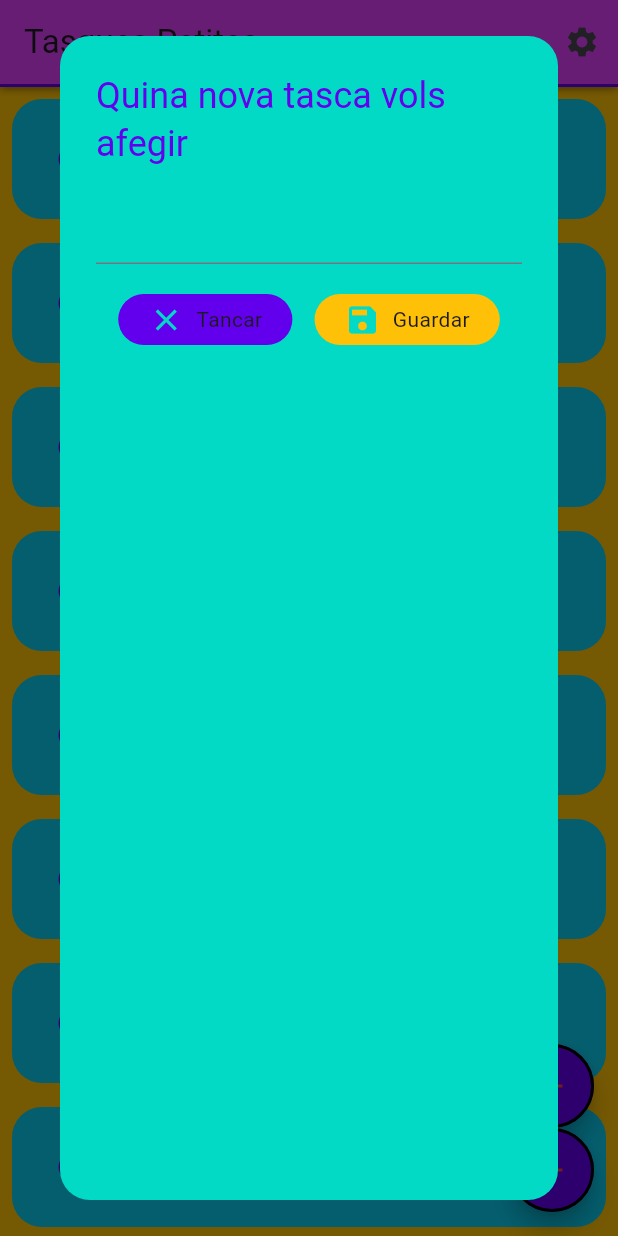
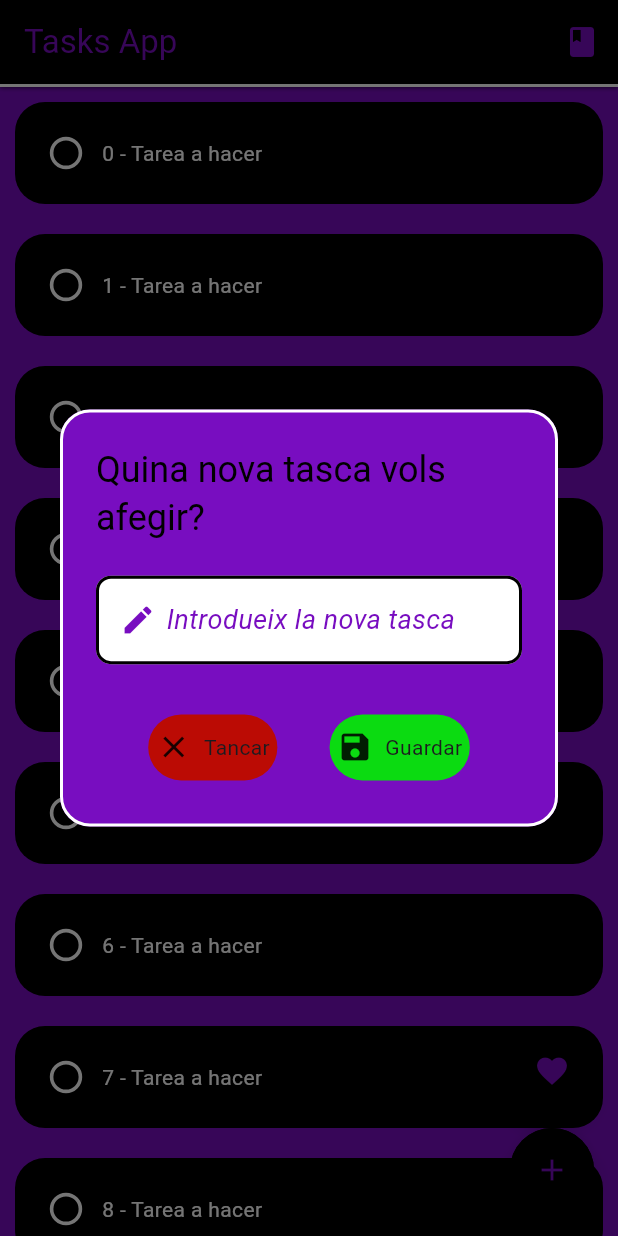
Before and after one commit to paudonoso-rgb/app_tasques, a Flutter app: the screen it shows after launch, after a tap on the "add" icon, on a phone screen of 412 x 824 dp. Run offline on Flutter 3.47's test engine with Material 3 defaults, Android fonts, the phone set to English and light mode, and no system bars; drawn by our look-alikes of flutter_slidable; our stand-ins replace hive; accounts and stored records are empty.

Commit message:
Checkpoint funcional

```diff
--- a/lib/colors_app.dart
+++ b/lib/colors_app.dart
@@ -1,10 +1,9 @@
 import 'package:flutter/material.dart';
 
 class ColorsApp {
-  static Color colorPrimari = Color(0xFF6200EE);
-  static Color colorPrimariAccentuat = Color(0xFF3700B3);
-  static Color colorSegonari = Color(0xFF03DAC6);
-  static Color colorTextPrincipal = Color(0xFF000000);
-  static Color fondo = Colors.amber;
-  static Color listaFons = Color.fromARGB(255, 10, 204, 238);
+  static Color primaryColor = Colors.black;
+  static Color secondaryColor = Colors.white;
+  static Color accentColor = const Color.fromARGB(255, 120, 13, 192);
+  static Color greenColor = const Color.fromARGB(255, 11, 219, 17);
+  static Color closeColor = const Color.fromARGB(255, 187, 11, 4);
 }
--- a/lib/components/boto_dialog.dart
+++ b/lib/components/boto_dialog.dart
@@ -1,41 +1,31 @@
-import 'package:app_tasques/colors_app.dart';
 import 'package:flutter/material.dart';
 
 class BotoDialog extends StatelessWidget {
-  final String textBoton;
-  final Color colorBoton;
-  final Icon iconBoton;
-  final Function()? accioBoton;
-
+  final String text;
+  final Color colorBoto;
+  final Icon iconBtn;
+  final Function()? accioBoto;
 
   const BotoDialog({
     super.key,
-    required this.textBoton,
-    required this.colorBoton,
-    required this.iconBoton,
-    required this.accioBoton,
-
+    required this.text,
+    required this.colorBoto,
+    required this.iconBtn,
+    this.accioBoto,
   });
 
   @override
   Widget build(BuildContext context) {
     return GestureDetector(
-      onTap: () {
-        Navigator.of(context).pop();
-      },
+      onTap: accioBoto,
       child: Container(
-        padding: EdgeInsets.symmetric(vertical: 5, horizontal: 20),
+        padding: EdgeInsets.symmetric(vertical: 10, horizontal: 5),
         decoration: BoxDecoration(
-          color: colorBoton,
-          borderRadius: BorderRadius.circular(20),
+          color: colorBoto,
+          borderRadius: BorderRadius.circular(28),
         ),
-
-
         child: Row(
-          children: [
-            Icon(iconBoton.icon, color: ColorsApp.colorSegonari,),
-             SizedBox(width: 8),
-              Text(textBoton)],
+          children: [Icon(iconBtn.icon), SizedBox(width: 8), Text(text)],
         ),
       ),
     );
--- a/lib/components/dialog_nova_tasca.dart
+++ b/lib/components/dialog_nova_tasca.dart
@@ -1,6 +1,6 @@
-
-import 'package:app_tasques/colors_app.dart';
-import 'package:app_tasques/components/boto_dialog.dart';
+import 'package:app_tasks/colors_app.dart';
+import 'package:app_tasks/components/boto_dialog.dart';
+import 'package:app_tasks/components/textfieldpersonalitzat.dart';
 import 'package:flutter/material.dart';
 
 class DialogNovaTasca extends StatelessWidget {
@@ -9,38 +9,46 @@ class DialogNovaTasca extends StatelessWidget {
   @override
   Widget build(BuildContext context) {
     return AlertDialog(
-
-      backgroundColor: ColorsApp.colorSegonari,
+      //Fondo del dialogo
+      backgroundColor: ColorsApp.accentColor,
       shape: RoundedRectangleBorder(
         borderRadius: BorderRadius.circular(20),
+        //Añadimos el side
+        side: BorderSide(color: ColorsApp.secondaryColor, width: 2),
       ),
 
-      title: Text('Quina nova tasca vols afegir', style: TextStyle(color: ColorsApp.colorPrimari),),
+      title: Text(
+        "Quina nova tasca vols afegir?",
+        style: TextStyle(color: ColorsApp.primaryColor),
+      ),
       content: Container(
+        //Añadimos el height y width para limitar el contenido
+        height: 150,
+        width: MediaQuery.of(context).size.width * 0.8,
         child: Column(
+          //Añadimos un evenly para que quede uniforme
+          mainAxisAlignment: MainAxisAlignment.spaceEvenly,
+          mainAxisSize: MainAxisSize.min,
           children: [
-            TextField(),
+            Textfieldpersonalitzat(),
             SizedBox(height: 20),
             Row(
               mainAxisAlignment: MainAxisAlignment.spaceEvenly,
               children: [
-                BotoDialog(textBoton: "Tancar",
-                colorBoton: ColorsApp.colorPrimari,
-                iconBoton: Icon(Icons.close),
-                accioBoton: () {
-                  tancarDialog(context);
-                },
+                BotoDialog(
+                  text: "Tancar",
+                  colorBoto: ColorsApp.closeColor,
+                  iconBtn: Icon(Icons.close),
+                  accioBoto: () => tancarTasca(context),
                 ),
-
-                BotoDialog(textBoton: "Guardar",
-                 colorBoton: ColorsApp.fondo,
-                  iconBoton: Icon(Icons.save),
-                  accioBoton: (){
-                    guardarTasca(context);
-                  }
+                BotoDialog(
+                  text: "Guardar",
+                  colorBoto: ColorsApp.greenColor,
+                  iconBtn: Icon(Icons.save),
+                  accioBoto: () => guardarTasca(context),
                 ),
               ],
-            )
+            ),
           ],
         ),
       ),
@@ -51,7 +59,7 @@ class DialogNovaTasca extends StatelessWidget {
     Navigator.of(context).pop();
   }
 
-  void tancarDialog(BuildContext context) {
+  void tancarTasca(BuildContext context) {
     Navigator.of(context).pop();
   }
 }
--- a/lib/components/item_tasca.dart
+++ /dev/null
@@ -1,66 +0,0 @@
-import 'package:app_tasques/colors_app.dart';
-import 'package:flutter/material.dart';
-
-class ItemTasca extends StatefulWidget {
-
-  final bool valorInicialCheckbox;
-  final String valorText;
-
-  const ItemTasca({
-    super.key,
-    this.valorInicialCheckbox = false,
-    this.valorText = "",});
-
-  @override
-  State<ItemTasca> createState() => _ItemTascaState();
-}
-
-class _ItemTascaState extends State<ItemTasca> {
-
-  late bool valorCheckbox; // variable per emmagatzemar l'estat del checkbox (late per inicialitzar després)
-
-@override
-  void initState() { // inicialitzador de l'estat del widget
-
-    super.initState();
-    valorCheckbox = widget.valorInicialCheckbox;
-  }
-  @override
-
-  Widget build(BuildContext context) {
-    return Container(
-
-      margin: EdgeInsets.all(8),
-      padding: EdgeInsets.all(16),
-
-      decoration: BoxDecoration(
-        color: ColorsApp.listaFons,
-        borderRadius: BorderRadius.circular(20),
-      ),
-      child: Row(
-        children: [
-          //checkbox
-          Checkbox(
-            side: BorderSide(
-              color: ColorsApp.colorPrimari,
-              width: 2,
-            ),
-            shape: CircleBorder(),
-            value: valorCheckbox,
-            checkColor: ColorsApp.fondo,
-            onChanged: (valor) {
-              setState(() {
-                valorCheckbox = valor ?? false;
-              });
-            },
-            ),
-            Text(widget.valorText +" - Tasca a fer",
-             style: TextStyle(
-              color: ColorsApp.colorTextPrincipal,
-              fontSize: 16,
-              fontWeight: FontWeight.bold
-             ),),
-        ],),
-    );
-  }
-}
--- /dev/null
+++ b/lib/components/item_task.dart
@@ -0,0 +1,91 @@
+import 'package:app_tasks/colors_app.dart';
+import 'package:flutter/material.dart';
+import 'package:flutter_slidable/flutter_slidable.dart';
+
+class ItemTask extends StatefulWidget {
+  final bool checked; // Nueva propiedad para el estado del checkbox
+  final String textValue;
+  const ItemTask({
+    super.key,
+    this.checked = false,
+    this.textValue =
+        "", // Valor por defecto es false con el override la pasamos
+  });
+
+  @override
+  State<ItemTask> createState() => _ItemTaskState();
+}
+
+class _ItemTaskState extends State<ItemTask> {
+  late bool
+  checkValue; // late para inicializar una variable sin valor inmediato
+
+  @override
+  void initState() {
+    super.initState();
+
+    checkValue = widget
+        .checked; // Inicializa con el valor pasado desde el stateful widget
+  }
+
+  @override
+  Widget build(BuildContext context) {
+    return Slidable(
+      endActionPane: ActionPane(
+        motion: StretchMotion(),
+        children: [
+          //Boton editar
+          SlidableAction(
+            icon: Icons.edit,
+            backgroundColor: Colors.blue,
+            borderRadius: BorderRadius.circular(10),
+            //Funcion editar
+            onPressed: (context) {},
+          ),
+          //Boton eliminar
+          SlidableAction(
+            icon: Icons.delete,
+            backgroundColor: ColorsApp.closeColor,
+            borderRadius: BorderRadius.circular(10),
+            //Funcion borrar
+            onPressed: (context) {},
+          ),
+        ],
+      ),
+
+      child: Container(
+        margin: EdgeInsets.all(10),
+        padding: EdgeInsets.all(10),
+        decoration: BoxDecoration(
+          color: ColorsApp.primaryColor,
+          borderRadius: BorderRadius.circular(20),
+        ),
+        child: Row(
+          children: [
+            Transform.scale(
+              scale: 1.2,
+              child: Checkbox(
+                side: BorderSide(color: ColorsApp.secondaryColor, width: 2),
+                shape: CircleBorder(),
+                value: checkValue,
+                //checkColor: ColorsApp.primaryColor, (cambia el color del check)
+                activeColor: ColorsApp.greenColor, //Color del circulo
+                hoverColor: ColorsApp.accentColor,
+                onChanged: (value) {
+                  setState(() {
+                    checkValue = value ?? false;
+                    //?? false por si value es null
+                  });
+                },
+              ),
+            ),
+            Text(
+              "${widget.textValue} - Tarea a hacer",
+              style: TextStyle(color: ColorsApp.secondaryColor),
+            ),
+          ],
+        ),
+      ),
+    );
+  }
+}
--- /dev/null
+++ b/lib/components/textfieldpersonalitzat.dart
@@ -0,0 +1,51 @@
+import 'package:app_tasks/colors_app.dart';
+import 'package:flutter/material.dart';
+
+//Customizar con los colores que pertoque
+class Textfieldpersonalitzat extends StatelessWidget {
+  const Textfieldpersonalitzat({super.key});
+
+  @override
+  Widget build(BuildContext context) {
+    return TextField(
+      //Color del cursor al escribir
+      cursorColor: ColorsApp.primaryColor,
+      //Tamaño del cursor que parpadea al escribir
+      cursorWidth: 2,
+      //Estilos de la caja de texto
+      style: TextStyle(
+        color: ColorsApp.accentColor,
+        fontSize: 18,
+        fontStyle: FontStyle.italic,
+      ),
+      decoration: InputDecoration(
+        hint: Row(
+          children: [
+            Icon(Icons.edit, color: ColorsApp.accentColor),
+            SizedBox(width: 7),
+            Text(
+              "Introdueix la nova tasca",
+              style: TextStyle(
+                color: ColorsApp.accentColor,
+                fontSize: 18,
+                fontStyle: FontStyle.italic,
+              ),
+            ),
+          ],
+        ),
+        filled: true,
+        //back del textfield
+        fillColor: ColorsApp.secondaryColor,
+
+        enabledBorder: OutlineInputBorder(
+          borderRadius: BorderRadius.circular(10),
+          borderSide: BorderSide(color: ColorsApp.primaryColor, width: 2),
+        ),
+        //Aspecte de la bora quan el TextField está en focus
+        focusedBorder: UnderlineInputBorder(
+          borderSide: BorderSide(color: ColorsApp.closeColor),
+        ),
+      ),
+    );
+  }
+}
--- /dev/null
+++ b/lib/data/tasca.dart
@@ -0,0 +1,39 @@
+/*Fem servir la BD Hive.
+Hive és una base de dades NoSQL,
+Per a cada tipus d' objecte que volem guardar a la BD,
+hem de crear una classe que hereti de HiveObject.
+Instal•lar les dependéncies de desenvolupament (dev_dependencies:
+ hive_generator
+ build runner
+
+Després d' haver creat aquesta classe, hem de generar
+eI fitxer . g. dart corresponent, que farà
+la serialització (conversió de l'objecte a dades
+que es poden guardar a la BD, i viceversa).
+
+Després, escriure part 'tasca.g.dart';
+i executar a la terminal:
+flutter pub run build_runner build
+(cal haver parat l'execució de l' app si està en marxa).
+Això ens generará l' arxiu tasca.g.dart automàticament .
+
+ */
+
+import 'package:hive/hive.dart';
+part 'tasca.g.dart';
+
+//flutter pub run build_runner build
+//Genera un archivo que hara la conversion de este objeto nuestro
+//a bytes para guardar en la base de datos
+
+@HiveType(typeId: 0) //Puede ir de 0 a 255.
+//HiveObject es la clase para guardar objetos de hiveobject
+class Tasca extends HiveObject {
+  @HiveField(0)
+  String title;
+
+  @HiveField(1)
+  bool completed;
+
+  Tasca({required this.title, this.completed = false});
+}
--- a/lib/main.dart
+++ b/lib/main.dart
@@ -1,30 +1,54 @@
-import 'package:app_tasques/paginas/PantallaTasquesGrans.dart';
-import 'package:app_tasques/paginas/PantallaTasquesMitjanes.dart';
-import 'package:app_tasques/paginas/PantallaTasquesPetites.dart';
-import 'package:flutter/foundation.dart';
+import 'package:app_tasks/paginas/BigDevicesPage.dart';
+import 'package:app_tasks/paginas/MidDevicesPage.dart';
+import 'package:app_tasks/paginas/SmallDevicesPage.dart';
+//import 'package:flutter/foundation.dart';
 import 'package:flutter/material.dart';
 
 void main() {
   runApp(const MainApp());
 }
-double ancho = 0;
-final bool esweb = kIsWeb;
+
+double screenWidth = 0;
+String orientation = "";
 
 class MainApp extends StatelessWidget {
   const MainApp({super.key});
 
   @override
   Widget build(BuildContext context) {
-    print(MediaQuery.of(context).size.width); // ancho de la pantalla
-    print(MediaQuery.of(context).orientation); // orientació de la pantalla
-    print(esweb); // si s'està executant en web o no
+    //final bool dispositiuWeb = kIsWeb;
+    Size screenWidth = MediaQuery.of(context).size;
 
-    ancho = MediaQuery.of(context).size.width;
+    //print(MediaQuery.of(context).size.height);
+    //print(MediaQuery.of(context).size.width);
+    //orientation = MediaQuery.of(context).orientation.name;
+    //print(orientation);
+
     return MaterialApp(
       debugShowCheckedModeBanner: false,
-      home: ancho < 600?  Pantallatasquespetites():
-      ancho < 1200?  Pantallatasquesmitjanes() :
-      Pantallatasquesgrans(),
-              );
+      home: screenWidth.width < 600
+          ? mobileApp()
+          : screenWidth.width < 1200
+          ? tabletApp()
+          : desktopApp(),
+    );
   }
 }
+
+Widget mobileApp() {
+  return Smalldevicespage();
+}
+
+Widget tabletApp() {
+  return Middevicespage();
+}
+
+Widget desktopApp() {
+  return Bigdevicespage();
+}
+
+/*Dependencias:
+================
+flutter pub add <nombre_dependencia>
+flutter_slidable, hive, hive_flutter
+*/
--- /dev/null
+++ b/lib/paginas/BigDevicesPage.dart
@@ -0,0 +1,16 @@
+import 'package:flutter/material.dart';
+
+class Bigdevicespage extends StatelessWidget {
+  const Bigdevicespage({super.key});
+
+  @override
+  Widget build(BuildContext context) {
+    return Scaffold(
+      body: Column(
+        children: [
+          Center(child: Text("Big Devices Page", style: TextStyle(fontSize: 24))),
+        ],
+      ),
+    );
+  }
+}
--- /dev/null
+++ b/lib/paginas/MidDevicesPage.dart
@@ -0,0 +1,16 @@
+import 'package:flutter/material.dart';
+
+class Middevicespage extends StatelessWidget {
+  const Middevicespage({super.key});
+
+  @override
+  Widget build(BuildContext context) {
+    return  Scaffold(
+      body:Column(
+        children:[
+          Center(child: Text("Mid Devices Page", style: TextStyle(fontSize: 24))),
+        ],
+      ),
+    );
+  }
+}
--- a/lib/paginas/PantallaTasquesGrans.dart
+++ /dev/null
@@ -1,28 +0,0 @@
-import 'package:flutter/material.dart';
-
-class Pantallatasquesgrans extends StatelessWidget {
-  const Pantallatasquesgrans({super.key});
-
-  @override
-  Widget build(BuildContext context) {
-    return Scaffold(
-      body: Center(
-      child: Column(
-        mainAxisAlignment: MainAxisAlignment.center,
-        children: [
-          Text('Mida gran de pantalla'),
-          SizedBox(height: 16),
-          SizedBox(
-            width: 700,
-            height: 700,
-            child: Image.asset(
-              'lib/images/dance-moves.gif',
-              fit: BoxFit.contain,
-            ),
-          ),
-        ],
-      ),
-      ),
-    );
-  }
-}
--- a/lib/paginas/PantallaTasquesMitjanes.dart
+++ /dev/null
@@ -1,27 +0,0 @@
-import 'package:flutter/material.dart';
-
-class Pantallatasquesmitjanes extends StatelessWidget {
-  const Pantallatasquesmitjanes({super.key});
-
-  @override
-  Widget build(BuildContext context) {
-    return Scaffold(
-      body: Center(
-        child: Column(
-          mainAxisAlignment: MainAxisAlignment.center,
-          children: [
-            Text('Mida mitjana de pantalla'),
-            SizedBox(
-              width: 700,
-              height: 700,
-              child: Image.asset(
-                'lib/images/gatillo.jpg',
-                fit: BoxFit.contain,
-              ),
-            ),
-          ],
-        ),
-      ),
-    );
-  }
-}
--- a/lib/paginas/PantallaTasquesPetites.dart
+++ /dev/null
@@ -1,87 +0,0 @@
-import 'package:app_tasques/colors_app.dart';
-import 'package:app_tasques/components/dialog_nova_tasca.dart';
-import 'package:app_tasques/components/item_tasca.dart';
-import 'package:flutter/material.dart';
-
-class Pantallatasquespetites extends StatelessWidget {
-  const Pantallatasquespetites({super.key});
-
-  @override
-  Widget build(BuildContext context) {
-    return Scaffold(
-      backgroundColor: ColorsApp.fondo,
-      appBar: AppBar(
-        backgroundColor: Colors.purpleAccent,
-        title: Text('Tasques Petites',),
-        actions: [
-          IconButton(
-            icon: Icon(Icons.settings),
-            onPressed: () {
-              // Acció del botó de configuració
-            },
-          ),
-        ],
-      ),
-
-      floatingActionButton: Column(
-        mainAxisAlignment: MainAxisAlignment.end,
-        children: [
-          FloatingActionButton(
-            backgroundColor: ColorsApp.colorPrimari,
-            onPressed: () {
-              obreDialogNovaTasca(context);
-            },
-            child: Icon(Icons.add, color: Colors.red,),
-            shape: CircleBorder(side: BorderSide(color: Colors.black, width: 2),),
-
-
-          ),
-          FloatingActionButton(
-            backgroundColor: ColorsApp.colorPrimari,
-            onPressed: () {
-            // Acció del botó
-          },
-          child: Icon(Icons.remove, color: Colors.red,),
-          shape: CircleBorder(side: BorderSide(color: Colors.black, width: 2),),
-          ),
-        ],
-      ),
-
-      body: Column(
-        children: [
-          Container(
-            width: double.infinity,
-            height: 2,
-            decoration: BoxDecoration(
-              color: ColorsApp.colorPrimari,
-              boxShadow: [
-                BoxShadow(
-                  blurRadius: 4,
-                ),
-              ],
-              ),
-            ),
-
-          Expanded(
-            child: ListView.builder(
-              itemCount: 30,
-              itemBuilder:(context, index){
-              return ItemTasca(valorText: index.toString(),);
-            }
-            ),
-          ),
-        ],
-      ),
-
-    );
-  }
-  void obreDialogNovaTasca(BuildContext context) {
-    showDialog( //showDialog és una funció de Flutter per mostrar diàlegs
-      context: context,
-      builder: (BuildContext context) {
-        return DialogNovaTasca(
-        );
-      },
-    );
-  }
-}
--- /dev/null
+++ b/lib/paginas/SmallDevicesPage.dart
@@ -0,0 +1,87 @@
+import 'package:app_tasks/colors_app.dart';
+import 'package:app_tasks/components/dialog_nova_tasca.dart';
+import 'package:app_tasks/components/item_task.dart';
+import 'package:flutter/material.dart';
+
+class Smalldevicespage extends StatelessWidget {
+  const Smalldevicespage({super.key});
+
+  @override
+  Widget build(BuildContext context) {
+    return Scaffold(
+      backgroundColor: ColorsApp.accentColor,
+      appBar: AppBar(
+        backgroundColor: ColorsApp.primaryColor,
+        title: Text(
+          "Tasks App",
+          style: TextStyle(color: ColorsApp.accentColor),
+        ),
+        actions: [
+          IconButton(
+            onPressed: () {},
+            icon: Icon(Icons.book, color: ColorsApp.accentColor),
+          ),
+        ],
+      ),
+
+      body: Column(
+        children: [
+          Container(
+            width: double.infinity,
+            height: 2,
+            decoration: BoxDecoration(
+              color: ColorsApp.secondaryColor,
+              boxShadow: [BoxShadow(blurRadius: 2)],
+            ),
+          ),
+          Expanded(
+            child: ListView.builder(
+              itemCount: 30,
+              itemBuilder: (context, index) {
+                return ItemTask(textValue: index.toString());
+              },
+            ),
+          ),
+        ],
+      ),
+
+      floatingActionButton: Column(
+        mainAxisAlignment: MainAxisAlignment.end,
+        children: [
+          FloatingActionButton(
+            // Primer botón flotante
+            onPressed: () {},
+
+            backgroundColor: ColorsApp.primaryColor,
+            shape: CircleBorder(
+              side: BorderSide(color: ColorsApp.primaryColor, width: 2),
+            ),
+            child: Icon(Icons.favorite, color: ColorsApp.accentColor),
+          ),
+          SizedBox(height: 10),
+          FloatingActionButton(
+            //Botó afegir nova tasca
+            onPressed: () {
+              obreDialogNovaTasca(context);
+            },
+
+            backgroundColor: ColorsApp.primaryColor,
+            shape: CircleBorder(
+              side: BorderSide(color: ColorsApp.primaryColor, width: 2),
+            ),
+            child: Icon(Icons.add, color: ColorsApp.accentColor),
+          ),
+        ],
+      ),
+    );
+  }
+
+  void obreDialogNovaTasca(BuildContext context) {
+    showDialog(
+      context: context,
+      builder: (context) {
+        return DialogNovaTasca();
+      },
+    );
+  }
+}
```
Also changed, not shown: pubspec.yaml (+7 -3 lines), lib/data/tasca.g.dart (added), pubspec.lock, 1 other file.
